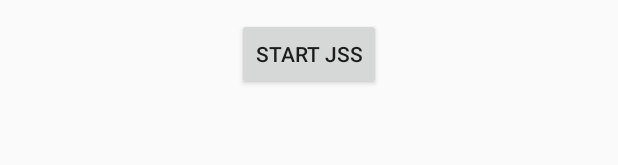
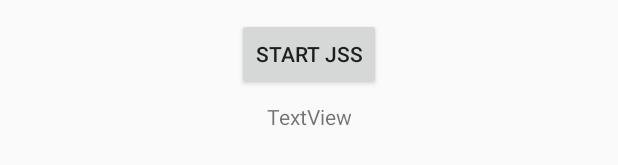
Before and after one commit to amirahmadadibi/SimpleImpJSS, an Android app: the layout activity_main.xml on its own in the app's theme, with its tools: preview values and no code run, on a phone screen of 412 x 824 dp. Shown: the part 564-729 px from the top of the screen. Run offline under Robolectric (Android 15) with nearby library versions, the phone set to English and light mode, and no system bars.

Commit message:
start service at specfic task

```diff
--- a/app/src/main/java/com/amirahmad/projects/testjobsdcaduler/MainActivity.java
+++ b/app/src/main/java/com/amirahmad/projects/testjobsdcaduler/MainActivity.java
@@ -8,11 +8,14 @@ import android.app.job.JobService;
 import android.content.ComponentName;
 import android.content.Context;
 import android.os.Bundle;
+import android.os.CountDownTimer;
 import android.view.View;
 import android.widget.Button;
+import android.widget.TextView;
 
 public class MainActivity extends AppCompatActivity {
     public static final int JOB_ID = 100;
+    int counterInt = 1;
 
     //jobScheduler Runs in MainThread - Api 21 and later - Great low usage of battery and resources
     @Override
@@ -20,25 +23,39 @@ public class MainActivity extends AppCompatActivity {
         super.onCreate(savedInstanceState);
         setContentView(R.layout.activity_main);
         Button btnLaunchService = findViewById(R.id.btnLaunch);
+        final TextView counter = findViewById(R.id.textViewCounter);
 
         btnLaunchService.setOnClickListener(new View.OnClickListener() {
             @Override
             public void onClick(View v) {
+                new CountDownTimer(10000, 1000) {
+
+                    @Override
+                    public void onTick(long millisUntilFinished) {
+                        counter.setText(counterInt + "");
+                        counterInt++;
+                    }
+
+                    @Override
+                    public void onFinish() {
+
+                    }
+                }.start();
                 //Flow
                 //1 - create jobScheduler
                 JobScheduler jobScheduler = (JobScheduler) getSystemService(Context.JOB_SCHEDULER_SERVICE);
                 //2 - create jobInfo
                 JobInfo jobInfo = new JobInfo.Builder
-                        (JOB_ID,new ComponentName(MainActivity.this,MyJobService.class))
-                        .setMinimumLatency(0)
+                        (JOB_ID, new ComponentName(MainActivity.this, MyJobService.class))
+                        .setMinimumLatency(1000 * 10)
                         .build();
                 //an example
-//                JobInfo job = new JobInfo.Builder(0 /*jobid*/, new ComponentName(this,MyService.class))
-//                        .setMinimumLatency(1000)
-//                        .setOverrideDeadline(2000) or .setPeriodic(2000)
-//                        .setRequiredNetworkType(JobInfo.NETWORK_TYPE_UNMETERED)
-//                        .setRequiresCharging(true)
-//                        .build();
+                //JobInfo job = new JobInfo.Builder(0 /*jobid*/, new ComponentName(this,MyService.class))
+                //.setMinimumLatency(1000)
+                //.setOverrideDeadline(2000) or .setPeriodic(2000)
+                //.setRequiredNetworkType(JobInfo.NETWORK_TYPE_UNMETERED)
+                //.setRequiresCharging(true)
+                //.build();
                 //3 - schedule the job
                 jobScheduler.schedule(jobInfo);
             }
--- a/app/src/main/res/layout/activity_main.xml
+++ b/app/src/main/res/layout/activity_main.xml
@@ -19,4 +19,14 @@
         app:layout_constraintEnd_toEndOf="parent"
         app:layout_constraintStart_toStartOf="parent"
         app:layout_constraintTop_toTopOf="parent" />
+
+    <TextView
+        android:id="@+id/textViewCounter"
+        android:layout_width="wrap_content"
+        android:layout_height="wrap_content"
+        android:layout_marginTop="8dp"
+        android:text="TextView"
+        app:layout_constraintEnd_toEndOf="@+id/btnLaunch"
+        app:layout_constraintStart_toStartOf="@+id/btnLaunch"
+        app:layout_constraintTop_toBottomOf="@+id/btnLaunch" />
 </androidx.constraintlayout.widget.ConstraintLayout>
```
